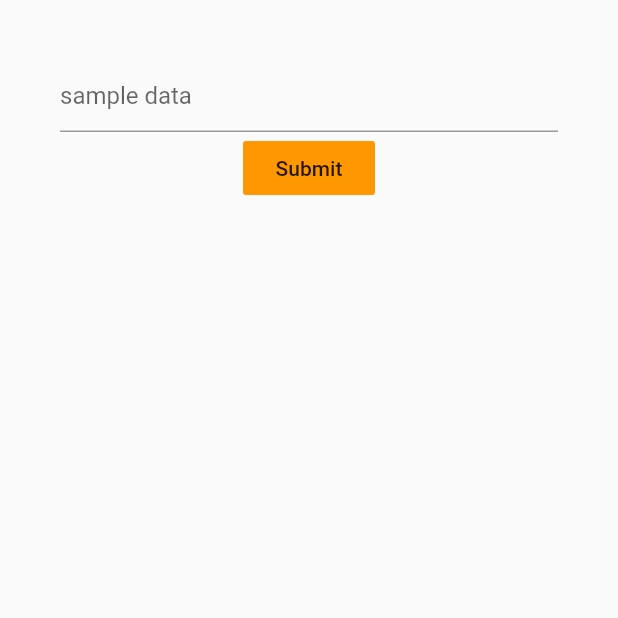
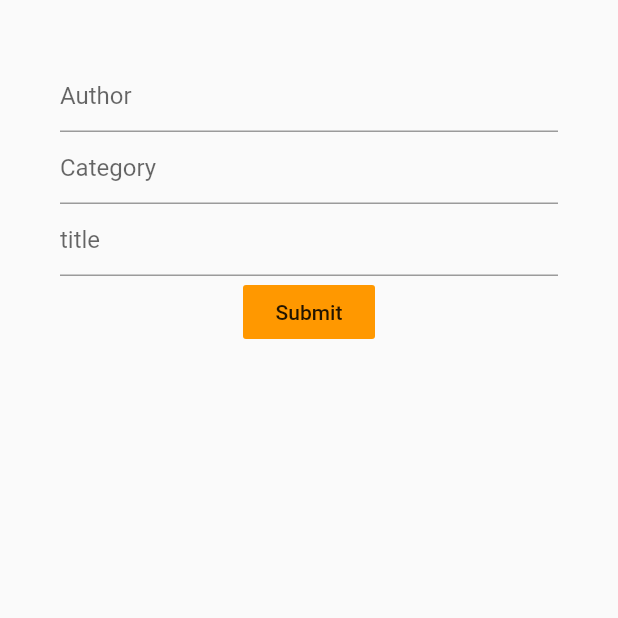
Before and after one commit to Ed0176/flutterwebuploadapp, a Flutter app: the screen it shows after launch, after a tap on "Submit", on a phone screen of 412 x 824 dp, the top half of it. Run offline on Flutter 3.47's test engine with Material 2 defaults, Android fonts, the phone set to English and light mode, and no system bars; our stand-ins replace cloud_firestore, firebase_core, firebase_storage; accounts and stored records are empty.

```diff
--- a/lib/main.dart
+++ b/lib/main.dart
@@ -18,7 +18,9 @@ class MyApp extends StatefulWidget {
 }
 
 class _MyAppState extends State<MyApp> {
-  TextEditingController sampledata1 = new TextEditingController();
+  TextEditingController author = new TextEditingController();
+  TextEditingController category = new TextEditingController();
+  TextEditingController title = new TextEditingController();
 
   @override
   Widget build(BuildContext context) {
@@ -28,11 +30,17 @@ class _MyAppState extends State<MyApp> {
           padding: EdgeInsets.all(40.0),
           child: Center(
             child: Column(children: [
-              TextFormField(controller: sampledata1, decoration: InputDecoration(hintText: 'sample data')),
+              TextFormField(controller: author, decoration: InputDecoration(hintText: 'Author')),
+              TextFormField(controller: category, decoration: InputDecoration(hintText: 'Category')),
+              TextFormField(controller: title, decoration: InputDecoration(hintText: 'title')),
+              //TextFormField(controller: sampledata1, decoration: InputDecoration(hintText: 'sample data')),
+              //TextFormField(controller: sampledata1, decoration: InputDecoration(hintText: 'sample data')),
               FlatButton(
                 onPressed: () {
                   Map<String, dynamic> data = {
-                    "field1": sampledata1.text
+                    "author": author.text,
+                    "category": category.text,
+                    "title": title.text,
                   };
                   Firestore.instance.collection('test').add(data);
                 },
```
Also changed, not shown: 1 other file.
